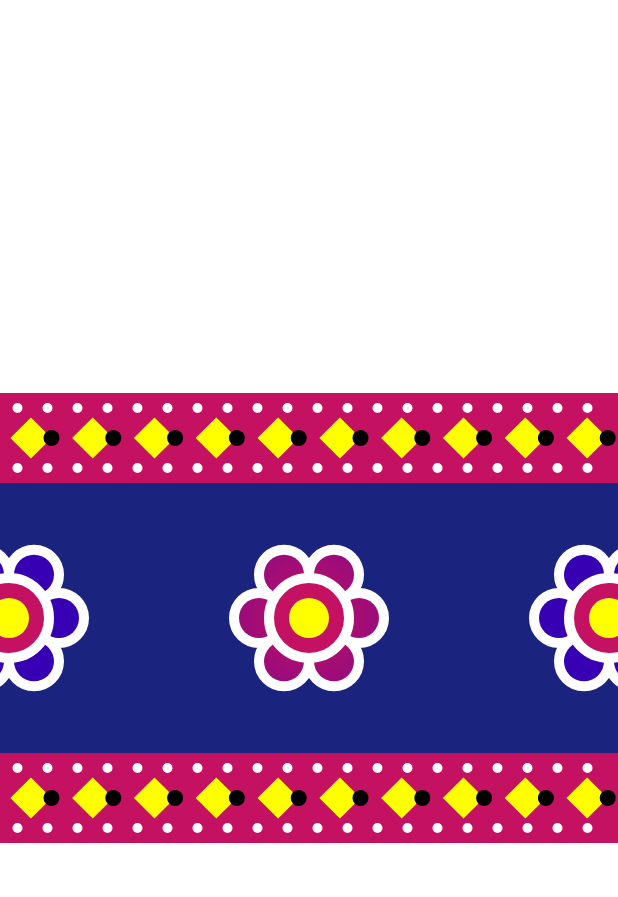
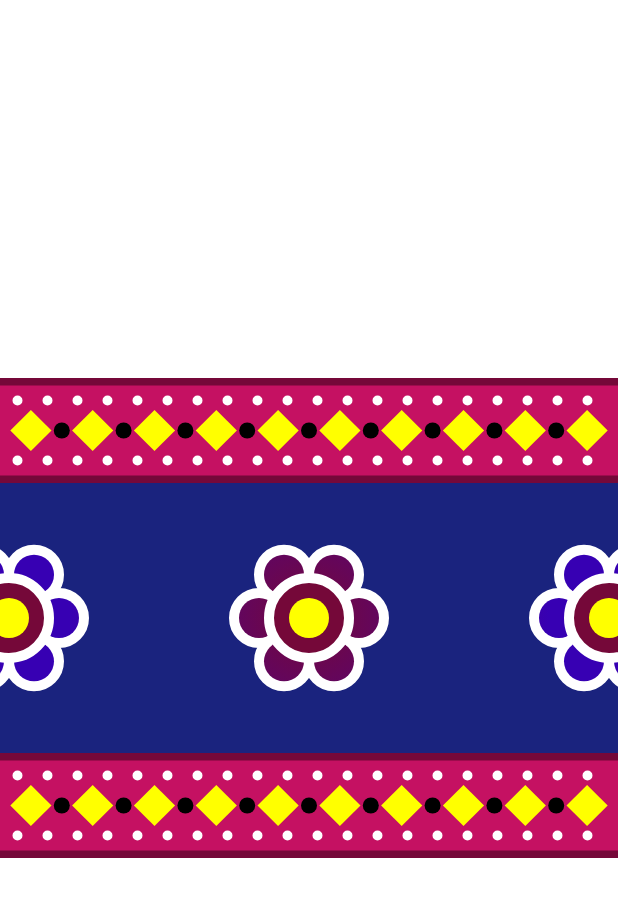
Before and after one commit to JunydDEV/android-truck-art-compose, an Android app built with Jetpack Compose: the screen it shows after launch (MainActivity), on a phone screen of 412 x 824 dp. Shown: the top 897 px of the screen. Run offline under Robolectric (Android 15) with nearby library versions, the phone set to English and light mode, and no system bars.

Commit message:
Added margins to all rectangles.

```diff
--- a/app/src/main/java/com/android/truck_art/compose/DrawScopeGeneralExtensions.kt
+++ b/app/src/main/java/com/android/truck_art/compose/DrawScopeGeneralExtensions.kt
@@ -47,11 +47,11 @@ fun DrawScope.diamondsPattern(marginTop: Dp) {
             ),
             color = Color.Yellow
         )
-        if (it in 0 until diamondsCount) {
+        if (it > 0) {
             drawCircle(
                 color = Color.Black,
                 radius = 8f,
-                center = Offset(marginLeft + diamondRadius, marginTop.toPx())
+                center = Offset(itemWidth.times(it), marginTop.toPx())
             )
         }
         marginLeft = marginLeft.plus(itemWidth)
--- a/app/src/main/java/com/android/truck_art/compose/MainActivity.kt
+++ b/app/src/main/java/com/android/truck_art/compose/MainActivity.kt
@@ -46,7 +46,7 @@ class MainActivity : ComponentActivity() {
                 modifier = Modifier
                     .background(color = CanvasBackground)
                     .fillMaxWidth()
-                    .height(300.dp)
+                    .height(320.dp)
             ) {
                 drawArtAt(ArtPosition.TOP)
                 drawArtAt(ArtPosition.CENTER)
@@ -71,18 +71,20 @@ class MainActivity : ComponentActivity() {
 
     private fun DrawScope.drawTopArt() {
         drawRectangle(
-            color = CanvasBackground, height = 60.dp
+            color = SecondaryRectangleBackground,
+            height = 60.dp,
+            topMargin = 5.dp
         ) {
-            dottedLine(marginTop = 10.dp, marginStart = 5.dp)
-            diamondsPattern(marginTop = 30.dp)
-            dottedLine(marginTop = 50.dp, marginStart = 5.dp)
+            dottedLine(marginTop = 15.dp, marginStart = 5.dp)
+            diamondsPattern(marginTop = 35.dp)
+            dottedLine(marginTop = 55.dp, marginStart = 5.dp)
         }
     }
 
     private fun DrawScope.drawCenterArt() {
         drawRectangle(
-            color = CenterRectBackground,
-            topMargin = 60.dp,
+            color = PrimaryRectangleBackground,
+            topMargin = 70.dp,
             height = 180.dp
         ) {
             drawFlower(center.x - 300, center.y)
@@ -94,13 +96,13 @@ class MainActivity : ComponentActivity() {
 
     private fun DrawScope.drawBottomArt() {
         drawRectangle(
-            color = CanvasBackground,
-            topMargin = 240.dp,
+            color = SecondaryRectangleBackground,
+            topMargin = 255.dp,
             height = 60.dp
         ) {
-            dottedLine(marginTop = 250.dp, marginStart = 5.dp)
-            diamondsPattern(marginTop = 270.dp)
-            dottedLine(marginTop = 290.dp, marginStart = 5.dp)
+            dottedLine(marginTop = 265.dp, marginStart = 5.dp)
+            diamondsPattern(marginTop = 285.dp)
+            dottedLine(marginTop = 305.dp, marginStart = 5.dp)
         }
     }
 
--- a/app/src/main/java/com/android/truck_art/compose/ui/theme/Color.kt
+++ b/app/src/main/java/com/android/truck_art/compose/ui/theme/Color.kt
@@ -6,5 +6,6 @@ val Purple200 = Color(0xFFBB86FC)
 val Purple500 = Color(0xFF6200EE)
 val Purple700 = Color(0xFF3700B3)
 val Teal200 = Color(0xFF03DAC5)
-val CanvasBackground = Color(0xFFC51162)
-val CenterRectBackground = Color(0xFF1A237E)
+val CanvasBackground = Color(0xFF750839)
+val SecondaryRectangleBackground = Color(0xFFC51162)
+val PrimaryRectangleBackground = Color(0xFF1A237E)
```
